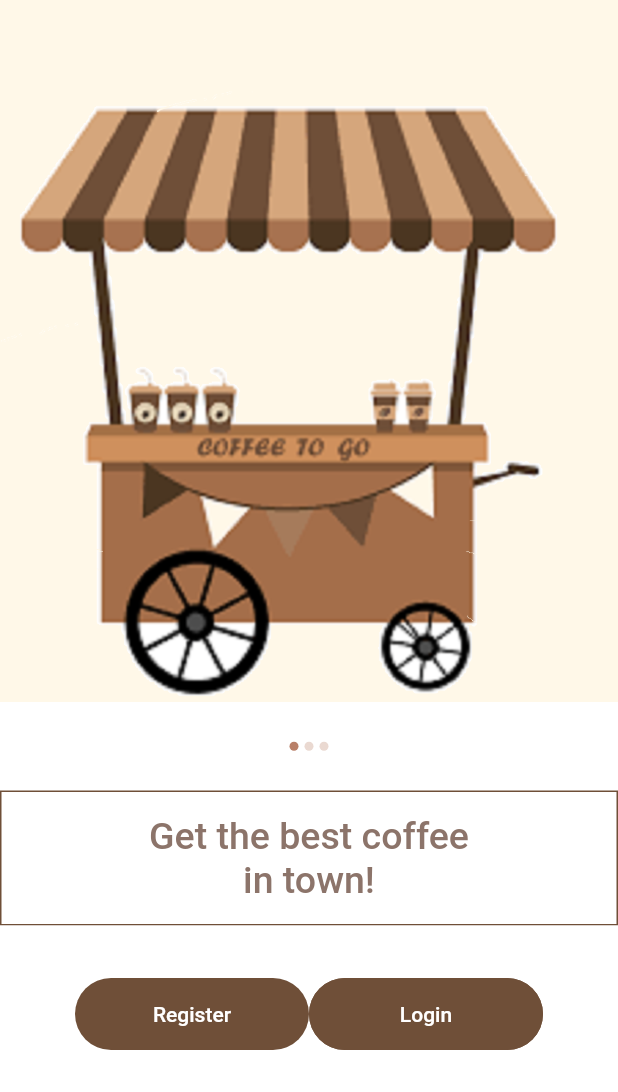
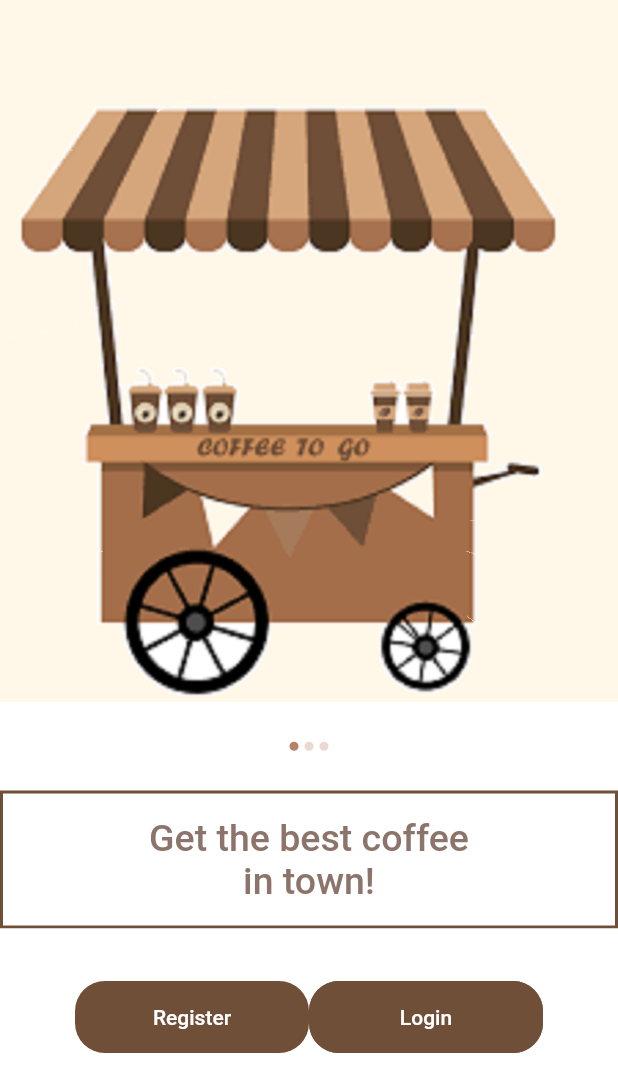
Before and after one commit to farihanoor/flutter_splash_screen, a Flutter app: the screen it shows after launch, on a phone screen of 412 x 824 dp. Shown: the top 1092 px of the screen. Run offline on Flutter 3.47's test engine with Material 2 defaults, Android fonts, the phone set to English and light mode, and no system bars; our stand-ins replace flutter_svg.

Commit message:
home.dart commented

```diff
--- a/flutter_splash_screen/lib/home/home.dart
+++ b/flutter_splash_screen/lib/home/home.dart
@@ -49,7 +49,8 @@ class HomeScreen extends StatelessWidget {
           //
           Container(
             decoration: BoxDecoration(
-              border: Border.all(color: mDarkBrown),
+              border: Border.all(color: mDarkBrown, width: 2.0),
+
               color: Colors.white,
             ),
           //the container is continued to include
@@ -72,7 +73,9 @@ class HomeScreen extends StatelessWidget {
                 ),
             ),
           ),
-
+         //
+         //separated the Login and Register buttons as an independent widget
+         //
           LoginAndRegister(),
         ],
       ),
@@ -80,6 +83,9 @@ class HomeScreen extends StatelessWidget {
   }
 }
 
+//
+//extracted a widget on container
+//
 class LoginAndRegister extends StatelessWidget {
   const LoginAndRegister({
     Key key,
@@ -95,12 +101,20 @@ class LoginAndRegister extends StatelessWidget {
       child: Row(
         children: <Widget>[
           Expanded(
+            //
+            //FlatButton is depracated in Flutter 2.0+ and exchanged with TextButton.
             child: FlatButton(
+              //
+              //shape of the 'Register' button is designed
                 shape: RoundedRectangleBorder(
-                borderRadius: BorderRadius.circular(36),
+                  borderRadius: BorderRadius.circular(20),
                 ),
-              color: mDarkBrown,
+              color: mDarkBrown, //color of the button
+              //
+              //onPressed takes a empty function ?????
               onPressed: () {},
+              //
+              //again the container is added to write the 'Register' text
               child: Container(
                 padding: const EdgeInsets.symmetric(vertical: 16),
                 alignment: Alignment.center,
@@ -115,10 +129,12 @@ class LoginAndRegister extends StatelessWidget {
             ),
           ),
 
+          //
+          //the 'Login' button is designed in a similar fashion
           Expanded(
             child: FlatButton(
               shape: RoundedRectangleBorder(
-                borderRadius: BorderRadius.circular(36),
+                borderRadius: BorderRadius.circular(20),
                 side: BorderSide(color: mDarkBrown),
               ),
               color: mDarkBrown,
```
Lines whose indentation alone changed are shown as unchanged.
